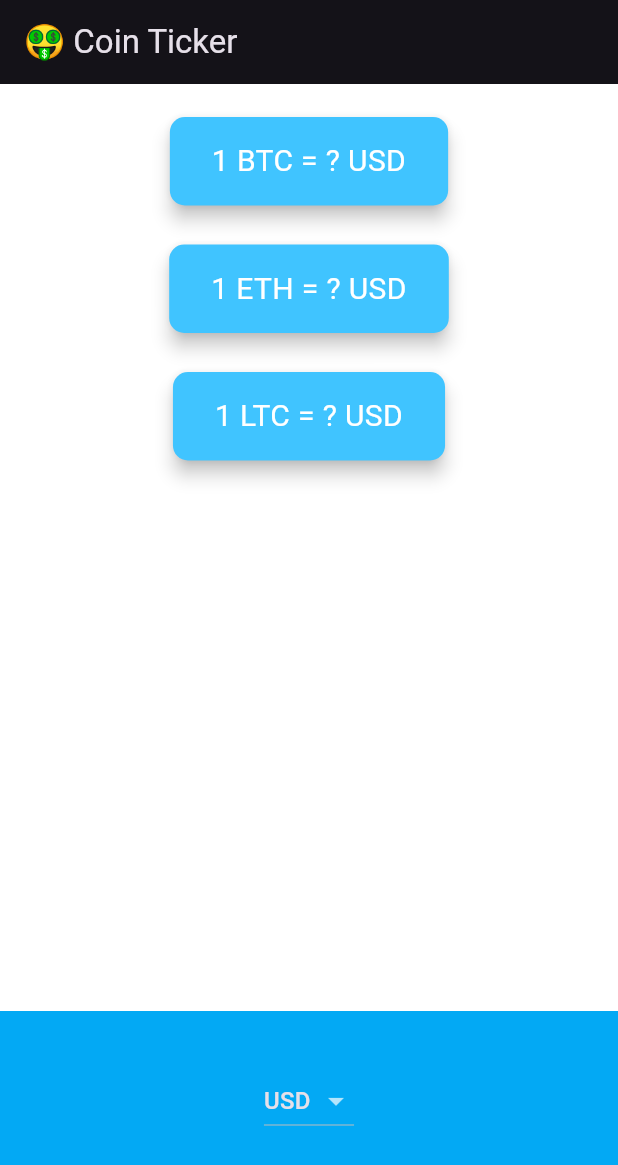
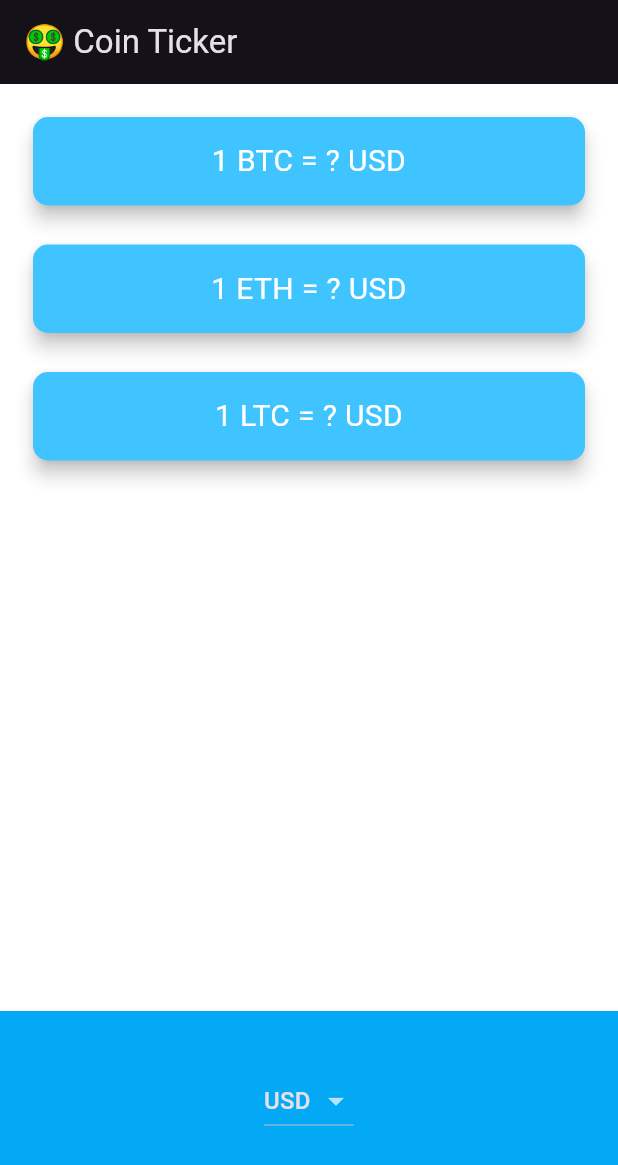
Before and after one commit to ashiqaliaslam/flutter-dart-bootcamp, a Flutter app: the screen it shows after launch, on a phone screen of 412 x 824 dp. Shown: the top 1165 px of the screen. Run offline on Flutter 3.47's test engine with Material 3 defaults, Android fonts, the phone set to English and light mode, and no system bars; network calls fail.

Commit message:
refactor done

```diff
--- /dev/null
+++ b/lib/currency_card.dart
@@ -0,0 +1,39 @@
+import 'package:flutter/material.dart';
+
+class CurrencyCard extends StatelessWidget {
+  const CurrencyCard({
+    super.key,
+    this.value,
+    required this.selectedCurrency,
+    required this.cryptoCurrency,
+  });
+
+  final String? value;
+  final String selectedCurrency;
+  final String cryptoCurrency;
+
+  @override
+  Widget build(BuildContext context) {
+    return Padding(
+      padding: const EdgeInsets.fromLTRB(18, 18, 18, 0),
+      child: Card(
+        color: Colors.lightBlueAccent,
+        elevation: 5.0,
+        shape: RoundedRectangleBorder(
+          borderRadius: BorderRadius.circular(10.0),
+        ),
+        child: Padding(
+          padding: const EdgeInsets.symmetric(vertical: 15.0, horizontal: 28.0),
+          child: Text(
+            '1 $cryptoCurrency = $value $selectedCurrency',
+            textAlign: TextAlign.center,
+            style: const TextStyle(
+              fontSize: 20.0,
+              color: Colors.white,
+            ),
+          ),
+        ),
+      ),
+    );
+  }
+}
--- a/lib/price_screen.dart
+++ b/lib/price_screen.dart
@@ -5,6 +5,7 @@ import 'package:flutter/cupertino.dart';
 import 'package:flutter/material.dart';
 
 import 'coin_data.dart';
+import 'currency_card.dart';
 
 class PriceScreen extends StatefulWidget {
   const PriceScreen({super.key});
@@ -96,6 +97,24 @@ class _PriceScreenState extends State<PriceScreen> {
     super.deactivate();
   }
 
+  // For bonus points, create a method that loops through the cryptoList and generates a CryptoCard for each. Call makeCards() in the build() method instead of the Column with 3 CryptoCards.
+  Column makeCards() {
+    List<CurrencyCard> cryptoCards = [];
+    for (String crypto in cryptoList) {
+      cryptoCards.add(
+        CurrencyCard(
+          cryptoCurrency: crypto,
+          selectedCurrency: selectedCurrency,
+          value: isWaiting ? '?' : coinValues[crypto],
+        ),
+      );
+    }
+    return Column(
+      crossAxisAlignment: CrossAxisAlignment.stretch,
+      children: cryptoCards,
+    );
+  }
+
   @override
   Widget build(BuildContext context) {
     log('build() called of PriceScreen');
@@ -107,25 +126,26 @@ class _PriceScreenState extends State<PriceScreen> {
         mainAxisAlignment: MainAxisAlignment.spaceBetween,
         crossAxisAlignment: CrossAxisAlignment.stretch,
         children: [
-          Column(
-            children: [
-              CurrencyCard(
-                value: isWaiting ? '?' : coinValues['BTC'],
-                cryptoCurrency: 'BTC',
-                selectedCurrency: selectedCurrency,
-              ),
-              CurrencyCard(
-                value: isWaiting ? '?' : coinValues['ETH'],
-                cryptoCurrency: 'ETH',
-                selectedCurrency: selectedCurrency,
-              ),
-              CurrencyCard(
-                value: isWaiting ? '?' : coinValues['LTC'],
-                cryptoCurrency: 'LTC',
-                selectedCurrency: selectedCurrency,
-              ),
-            ],
-          ),
+          makeCards(),
+          // Column(
+          //   children: [
+          //     CurrencyCard(
+          //       value: isWaiting ? '?' : coinValues['BTC'],
+          //       cryptoCurrency: 'BTC',
+          //       selectedCurrency: selectedCurrency,
+          //     ),
+          //     CurrencyCard(
+          //       value: isWaiting ? '?' : coinValues['ETH'],
+          //       cryptoCurrency: 'ETH',
+          //       selectedCurrency: selectedCurrency,
+          //     ),
+          //     CurrencyCard(
+          //       value: isWaiting ? '?' : coinValues['LTC'],
+          //       cryptoCurrency: 'LTC',
+          //       selectedCurrency: selectedCurrency,
+          //     ),
+          //   ],
+          // ),
           Container(
             height: 150.0,
             alignment: Alignment.center,
@@ -139,41 +159,3 @@ class _PriceScreenState extends State<PriceScreen> {
     );
   }
 }
-
-class CurrencyCard extends StatelessWidget {
-  const CurrencyCard({
-    super.key,
-    this.value,
-    required this.selectedCurrency,
-    required this.cryptoCurrency,
-  });
-
-  final String? value;
-  final String selectedCurrency;
-  final String cryptoCurrency;
-
-  @override
-  Widget build(BuildContext context) {
-    return Padding(
-      padding: const EdgeInsets.fromLTRB(18, 18, 18, 0),
-      child: Card(
-        color: Colors.lightBlueAccent,
-        elevation: 5.0,
-        shape: RoundedRectangleBorder(
-          borderRadius: BorderRadius.circular(10.0),
-        ),
-        child: Padding(
-          padding: const EdgeInsets.symmetric(vertical: 15.0, horizontal: 28.0),
-          child: Text(
-            '1 $cryptoCurrency = $value $selectedCurrency',
-            textAlign: TextAlign.center,
-            style: const TextStyle(
-              fontSize: 20.0,
-              color: Colors.white,
-            ),
-          ),
-        ),
-      ),
-    );
-  }
-}
```
Also changed, not shown: lib/coin_data.dart (+13 -2 lines).
